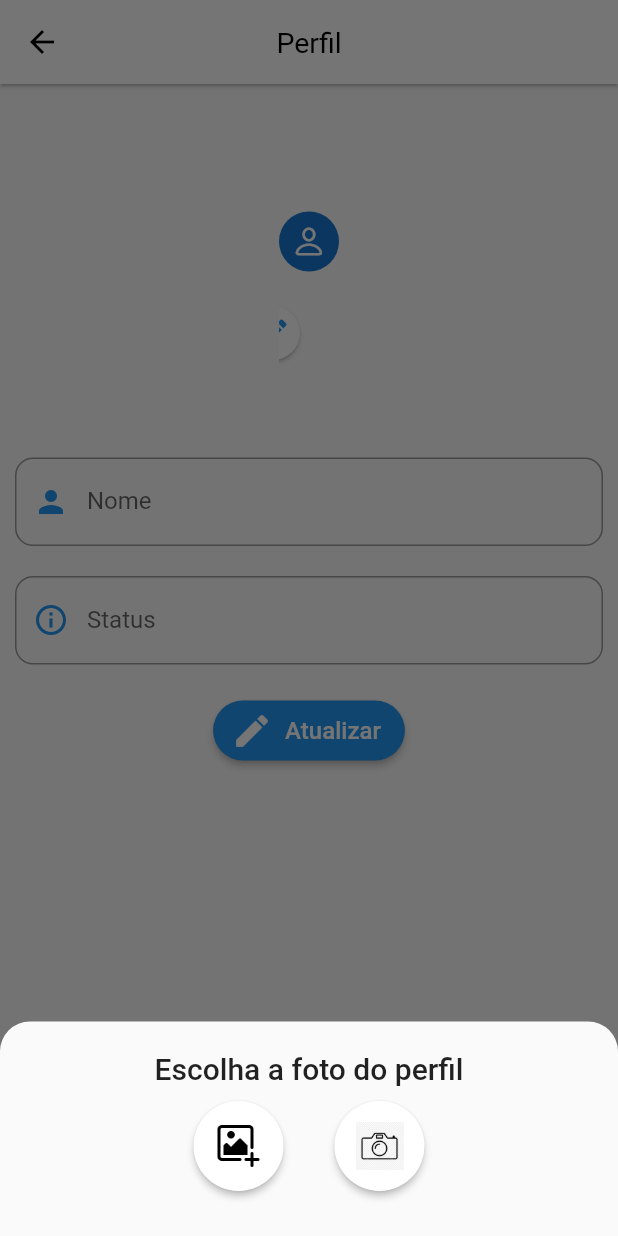
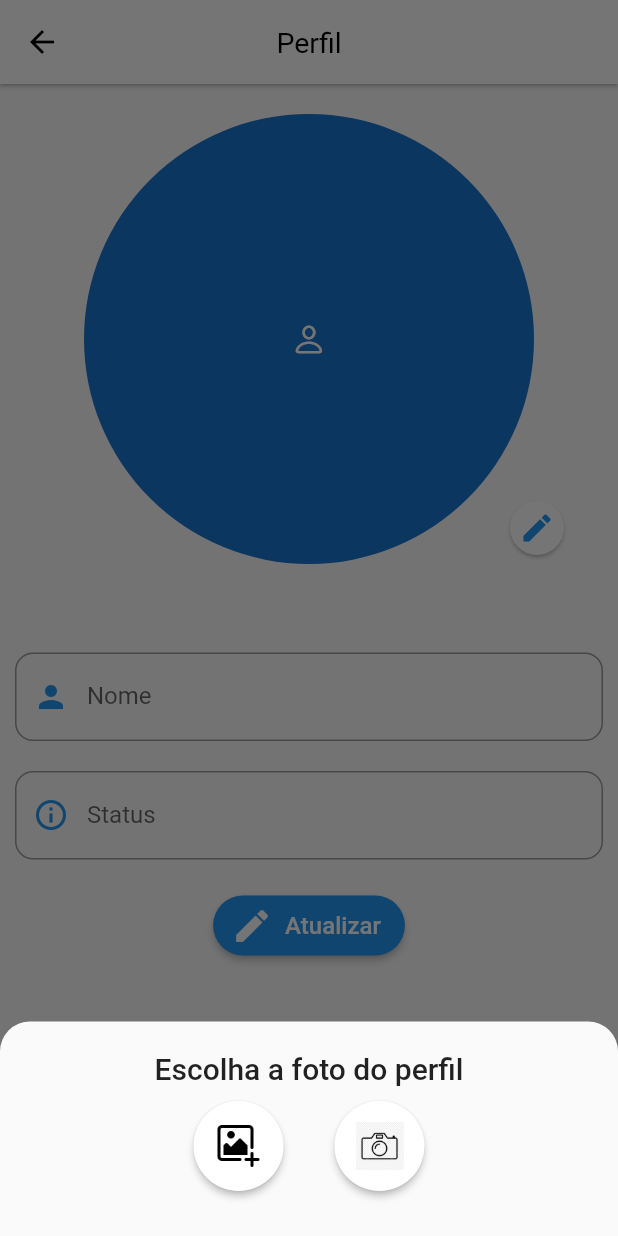
Before and after one commit to hendreoestevao/app-unialfa, a Flutter app: the ProfileScreen screen opened directly with empty values, after a tap on the "edit" icon, on a phone screen of 412 x 824 dp. Run offline on Flutter 3.47's test engine with Material 2 defaults, Android fonts, the phone set to English and light mode, and no system bars; drawn by our look-alikes of cached_network_image; our stand-ins replace cloud_firestore, firebase_auth, firebase_core, firebase_storage, google_sign_in, image_picker; accounts and stored records are empty; network calls fail.

Commit message:
update picture profile

```diff
--- a/lib/screens/profile_screen.dart
+++ b/lib/screens/profile_screen.dart
@@ -62,25 +62,26 @@ class _ProfileScreenState extends State<ProfileScreen> {
                 child: Column(
                   children: [
                     SizedBox(
-                      width: 10,
                       height: 20,
                     ),
                     Stack(
                       children: [
                         _image != null
                             ? ClipRRect(
-                                borderRadius: BorderRadius.circular(80),
+                                borderRadius: BorderRadius.circular(5),
                                 child: Image.file(
                                   File(_image!),
-                                  height: 170,
-                                  fit: BoxFit.cover,
+                                  height: 300,
+                                  width: 3000,
+                                  fit: BoxFit.contain,
                                 ),
                               )
                             : ClipRRect(
-                                borderRadius: BorderRadius.circular(80),
+                                borderRadius: BorderRadius.circular(5),
                                 child: CachedNetworkImage(
-                                  height: 170,
-                                  fit: BoxFit.cover,
+                                  height: 300,
+                                  width: 3000,
+                                  fit: BoxFit.contain,
                                   imageUrl: widget.user.image,
                                   errorWidget: (context, url, error) =>
                                       const CircleAvatar(
@@ -214,16 +215,17 @@ class _ProfileScreenState extends State<ProfileScreen> {
                           shape: CircleBorder()),
                       onPressed: () async {
                         final ImagePicker picker = ImagePicker();
-                        final XFile? image =
-                            await picker.pickImage(source: ImageSource.gallery);
+                        final XFile? image = await picker.pickImage(
+                            source: ImageSource.gallery, imageQuality: 80);
                         if (image != null) {
                           print(
                               'Imagemmm ${image.path} -- Tipo: ${image.mimeType}');
                           setState(() {
                             _image = image.path;
                           });
+                          APIs.updateProfilePicture(File(_image!));
+                          Navigator.pop(context);
                         }
-                        Navigator.pop(context);
                       },
                       child: Image.asset(
                         'images/addimage.png',
@@ -238,16 +240,16 @@ class _ProfileScreenState extends State<ProfileScreen> {
                           shape: CircleBorder()),
                       onPressed: () async {
                         final ImagePicker picker = ImagePicker();
-                        final XFile? image =
-                            await picker.pickImage(source: ImageSource.camera);
+                        final XFile? image = await picker.pickImage(
+                            source: ImageSource.camera, imageQuality: 80);
                         if (image != null) {
-                          print(
-                              'Imagemmm ${image.path}');
+                          print('Imagemmm ${image.path}');
                           setState(() {
                             _image = image.path;
                           });
+                          APIs.updateProfilePicture(File(_image!));
+                          Navigator.pop(context);
                         }
-                        Navigator.pop(context);
                       },
                       child: Image.asset(
                         'images/picturephoto.png',
--- a/pubspec.yaml
+++ b/pubspec.yaml
@@ -24,6 +24,7 @@ dependencies:
   cloud_firestore: ^4.9.3
   cached_network_image: ^3.3.0
   image_picker: ^1.0.4
+  firebase_storage: ^11.2.8
 dev_dependencies:
   flutter_test:
     sdk: flutter
```
Also changed, not shown: lib/api/apis.dart (+21 -0 lines), pubspec.lock.
